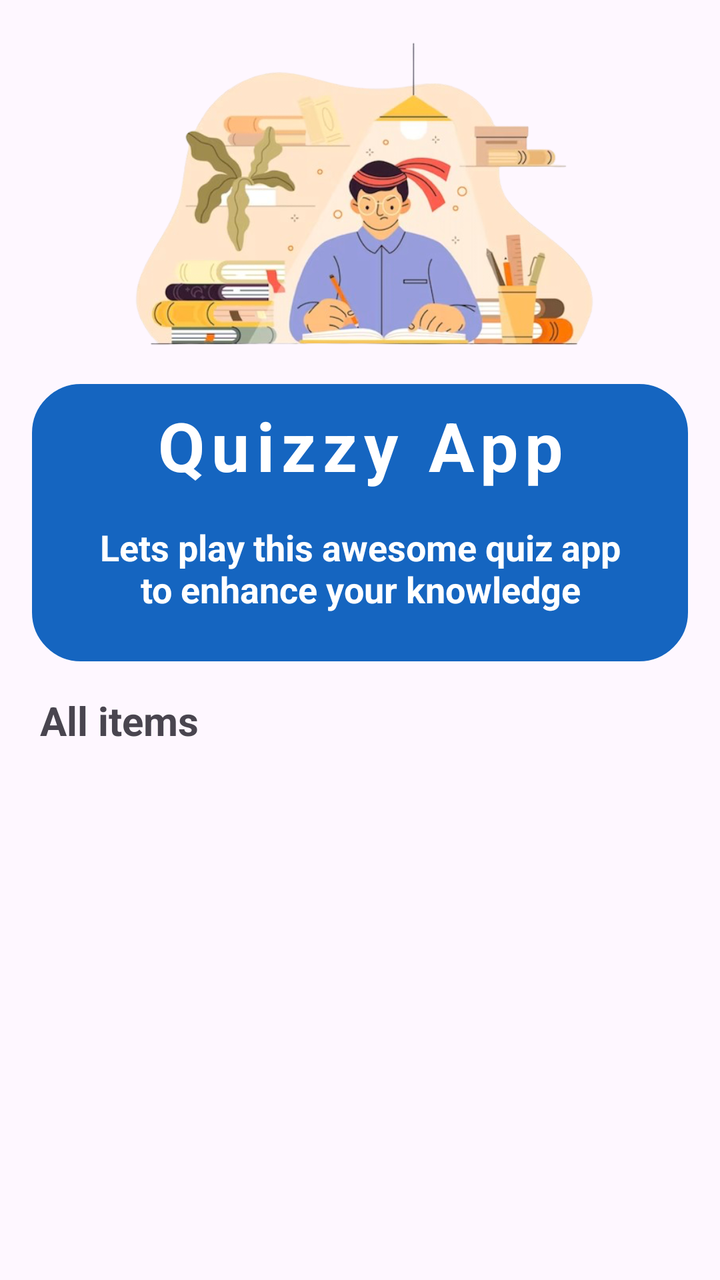
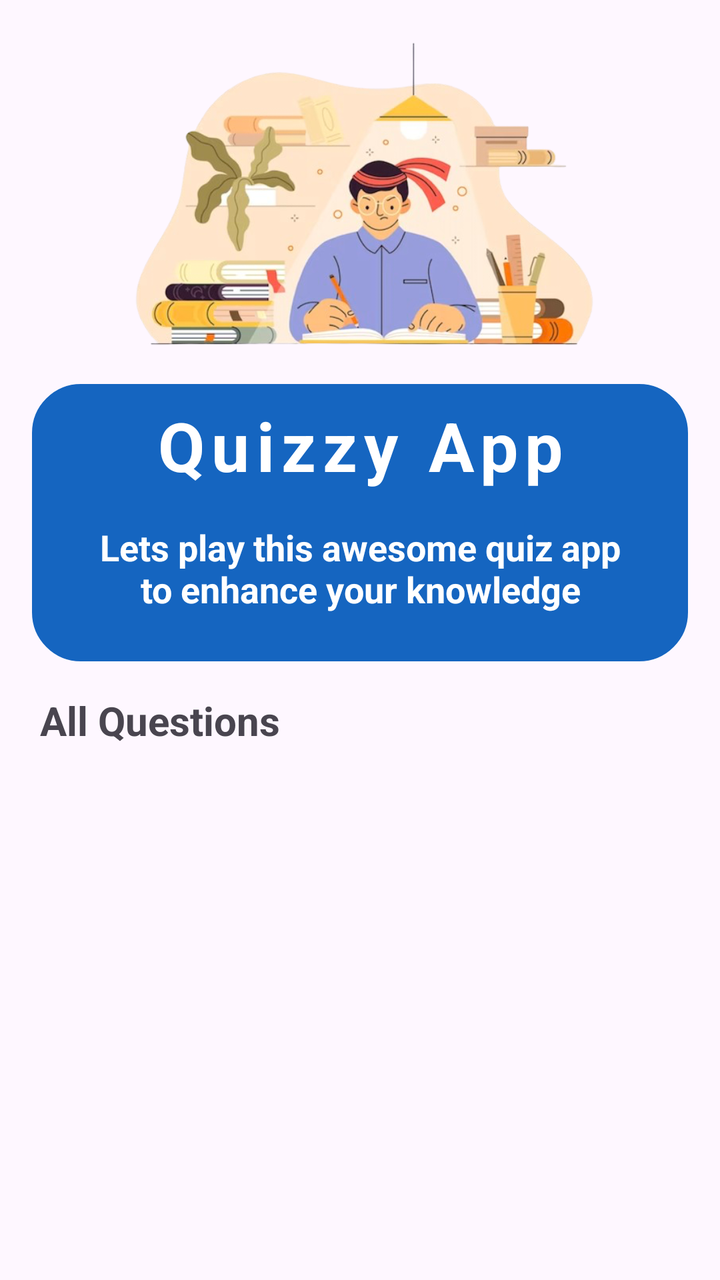

Compare the two renders of this Android layout. The source of the first and the diff that turns it into the second are given below.
<!-- AndroidManifest.xml: application theme Theme.QuizApp -->
<!-- res/layout/activity_main.xml -->
<?xml version="1.0" encoding="utf-8"?>
<LinearLayout xmlns:android="http://schemas.android.com/apk/res/android"
    xmlns:app="http://schemas.android.com/apk/res-auto"
    xmlns:tools="http://schemas.android.com/tools"
    android:layout_width="match_parent"
    android:layout_height="match_parent"
    android:orientation="vertical"
    android:padding="16dp"
    tools:context=".MainActivity">

    <ImageView
        android:layout_width="match_parent"
        android:layout_height="160dp"
        android:src="@drawable/main_image" />

    <LinearLayout
        android:layout_width="match_parent"
        android:layout_height="wrap_content"
        android:layout_marginTop="16dp"
        android:background="@drawable/rounded_corner"
        android:backgroundTint="@color/blue"
        android:padding="8dp"
        android:orientation="vertical">

        <TextView
            android:layout_width="match_parent"
            android:layout_height="wrap_content"
            android:text="Quizzy App"
            android:gravity="center"
            android:textSize="34sp"
            android:letterSpacing="0.1"
            android:textColor="@color/white"
            android:textStyle="bold"/>

        <TextView
            android:layout_width="match_parent"
            android:layout_height="wrap_content"
            android:text="Lets play this awesome quiz app to enhance your knowledge"
            android:gravity="center"
            android:textSize="18sp"
            android:layout_margin="16dp"
            android:textColor="@color/white"
            android:textStyle="bold"/>


    </LinearLayout>

    <TextView
        android:layout_width="wrap_content"
        android:layout_height="wrap_content"
        android:text="All items"
        android:layout_marginTop="16dp"
        android:layout_marginStart="4dp"
        android:textSize="20sp"
        android:textStyle="bold"/>

    <RelativeLayout
        android:layout_width="match_parent"
        android:layout_height="match_parent">
        <ProgressBar
            android:layout_width="20dp"
            android:layout_height="20dp"
            android:layout_centerInParent="true"
            android:visibility="gone"
            android:id="@+id/progress_bar"/>

        <androidx.recyclerview.widget.RecyclerView
            android:layout_width="match_parent"
            android:layout_height="wrap_content"
            android:layout_marginTop="16dp"
            android:id="@+id/recycler_view"/>

    </RelativeLayout>


</LinearLayout>
<!-- resources referenced by this layout -->
<resources>
  <color name="blue">#1565C0</color>
  <color name="white">#FFFFFFFF</color>
  <!-- drawable main_image: png bitmap (drawable, 307812 bytes) -->
  <!-- drawable rounded_corner (drawable) -->
  <?xml version="1.0" encoding="utf-8"?>
  <shape xmlns:android="http://schemas.android.com/apk/res/android">
  <stroke android:width="1dp"
      android:color="@color/white"/>
      <corners android:radius="24dp"/>
  </shape>
  <style name="Theme.QuizApp" parent="Base.Theme.QuizApp" />
  <style name="Base.Theme.QuizApp" parent="Theme.Material3.DayNight.NoActionBar">
          
           <item name="colorPrimary">@color/orange</item>
      </style>
  <color name="orange">#FF8F00</color>
</resources>

<!-- the commit's change to res/layout/activity_main.xml (unified diff, before → after) -->
@@ -48,7 +48,7 @@
     <TextView
         android:layout_width="wrap_content"
         android:layout_height="wrap_content"
-        android:text="All items"
+        android:text="All Questions"
         android:layout_marginTop="16dp"
         android:layout_marginStart="4dp"
         android:textSize="20sp"
@@ -57,6 +57,13 @@
     <RelativeLayout
         android:layout_width="match_parent"
         android:layout_height="match_parent">
+
+        <androidx.recyclerview.widget.RecyclerView
+            android:id="@+id/recycler_view"
+            android:layout_width="match_parent"
+            android:layout_height="wrap_content"
+            android:layout_marginTop="16dp" />
+
         <ProgressBar
             android:layout_width="20dp"
             android:layout_height="20dp"
@@ -64,12 +71,6 @@
             android:visibility="gone"
             android:id="@+id/progress_bar"/>
 
-        <androidx.recyclerview.widget.RecyclerView
-            android:layout_width="match_parent"
-            android:layout_height="wrap_content"
-            android:layout_marginTop="16dp"
-            android:id="@+id/recycler_view"/>
-
     </RelativeLayout>
 
 
